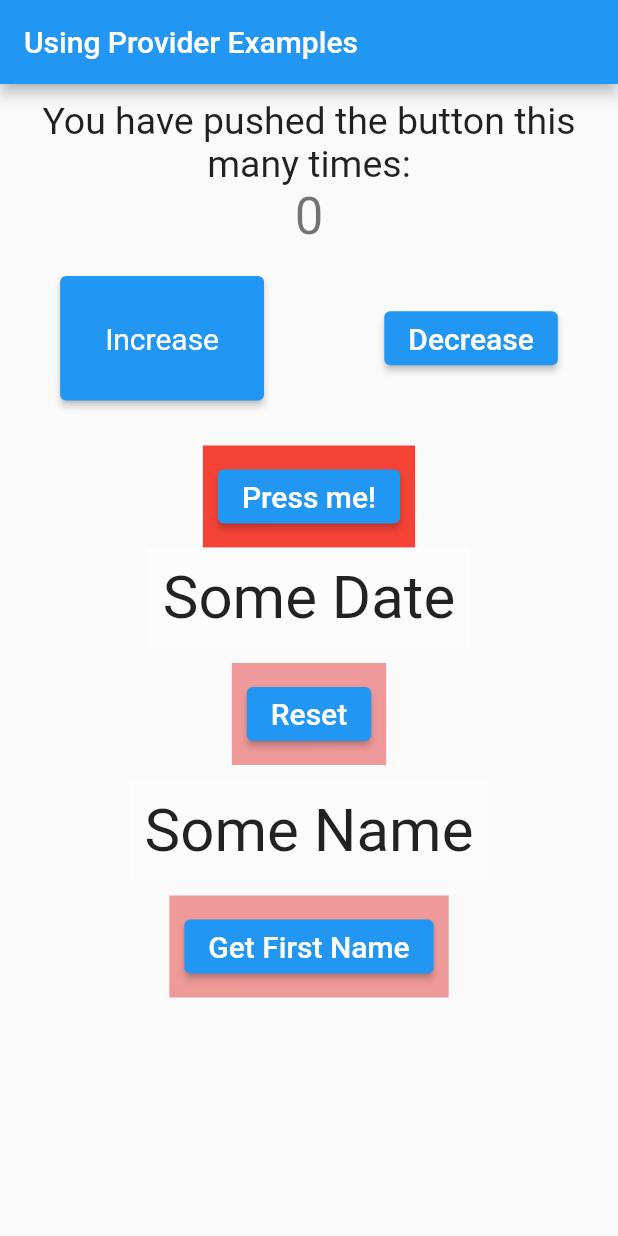
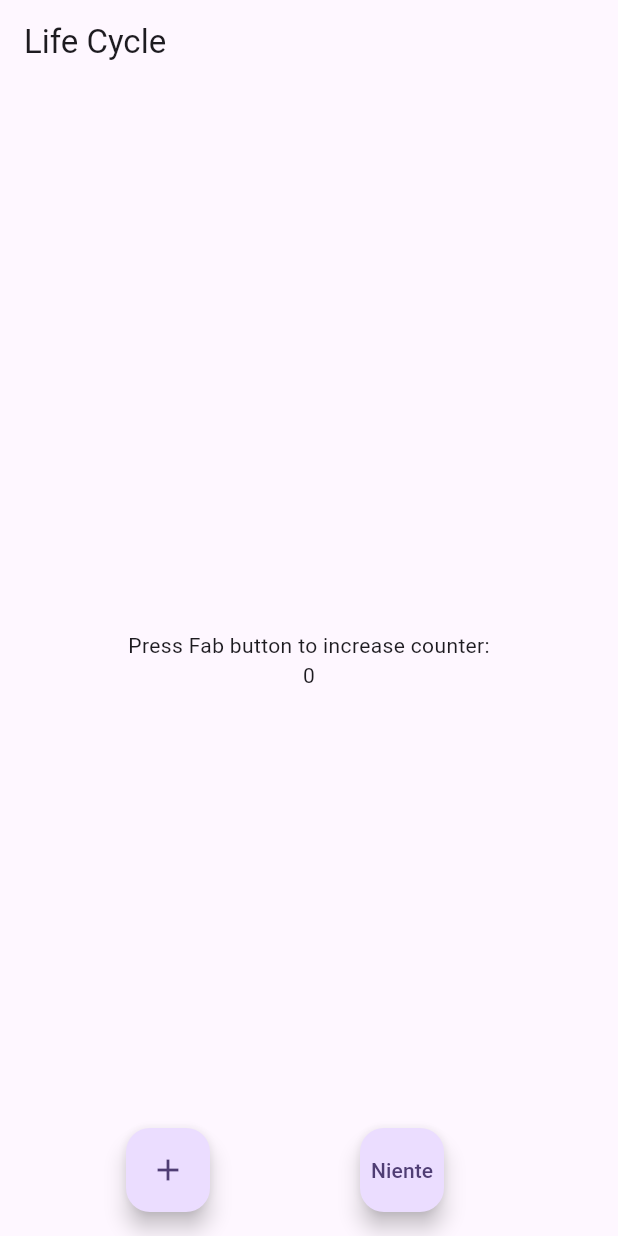
Before and after one commit to borsettoantonio/mysample, a Flutter app: the screen it shows after launch, on a phone screen of 412 x 824 dp. Run offline on Flutter 3.47's test engine with Material 2 defaults, Android fonts, the phone set to English and light mode, and no system bars.

Commit message:
Esempio del metodo didChangeDependencies()  e della proprietà updateShouldNotify.

```diff
--- a/lib/counting_the_number.dart
+++ /dev/null
@@ -1,16 +0,0 @@
-import 'package:flutter/widgets.dart';
-
-/// using the mixin concept of dart that we have discussed
-/// in our previous chapter
-class CountingTheNumber with ChangeNotifier {
-  int value = 0;
-  void incrementTheValue() {
-    value++;
-    notifyListeners();
-  }
-
-  void decreaseValue() {
-    value--;
-    notifyListeners();
-  }
-}
--- a/lib/first_model_provider.dart
+++ /dev/null
@@ -1,19 +0,0 @@
-// first_model_provider.dart
-
-import 'package:flutter/widgets.dart';
-
-class FirstModelProvider with ChangeNotifier {
-  String someDate = 'Some Date';
-
-  void supplyFirstData() {
-    someDate = 'Data Changed!';
-    print(someDate);
-    notifyListeners();
-  }
-
-  void clearData() {
-    someDate = 'Data Cleared!';
-    print(someDate);
-    notifyListeners();
-  }
-}
--- a/lib/main.dart
+++ b/lib/main.dart
@@ -1,38 +1,128 @@
-import 'first_model_provider.dart';
-import 'second_model_provider.dart';
-import 'counting_the_number.dart';
 import 'package:flutter/material.dart';
 import 'package:provider/provider.dart';
-import 'my_home_page.dart';
-//import 'views/my_app.dart';
+import 'dart:math' as math;
 
 void main() {
-  runApp(MultiProvider(
-    providers: [
-      ChangeNotifierProvider(
-        create: (context) => CountingTheNumber(),
-      ),
-      ChangeNotifierProvider(
-        create: (context) => FirstModelProvider(),
-      ),
-      ChangeNotifierProvider(
-        create: (context) => SecondModelProvider(),
-      ),
-    ],
-    child: MyApp(),
-  ));
+  runApp(const MyApp());
 }
 
 class MyApp extends StatelessWidget {
+  const MyApp({super.key});
+
+  // This widget is the root of your application.
   @override
   Widget build(BuildContext context) {
     return MaterialApp(
       title: 'Flutter Demo',
       theme: ThemeData(
-        primarySwatch: Colors.blue,
-        visualDensity: VisualDensity.adaptivePlatformDensity,
+        colorScheme: ColorScheme.fromSeed(seedColor: Colors.deepPurple),
+        useMaterial3: true,
       ),
-      home: const MyHomePage(),
+      home: const ParentWidget(title: 'Flutter Demo Home Page'),
     );
   }
 }
+
+class ParentWidget extends StatefulWidget {
+  const ParentWidget({super.key, required this.title});
+  final String title;
+
+  @override
+  State<ParentWidget> createState() => _ParentWidgetState();
+}
+
+class _ParentWidgetState extends State<ParentWidget> {
+  int _counter = 0;
+
+  @override
+  void didChangeDependencies() {
+    print('didChangeDependencies() in ParentWidget');
+    super.didChangeDependencies();
+  }
+
+  void _incrementCounter() {
+    setState(() {
+      _counter++;
+    });
+  }
+
+  void _niente() {
+    setState(() {
+      _counter;
+    });
+  }
+
+  @override
+  Widget build(BuildContext context) {
+    return Scaffold(
+        appBar: AppBar(
+          title: const Text('Life Cycle'),
+        ),
+        body: Provider.value(
+          value: _counter,
+          //updateShouldNotify: (oldValue, newValue) => oldValue!=newValue && newValue.isEven,
+          updateShouldNotify: (oldValue, newValue) => true,
+          child: Center(
+            child: Column(
+              mainAxisAlignment: MainAxisAlignment.center,
+              children: const <Widget>[
+                Text(
+                  'Press Fab button to increase counter:',
+                ),
+                ChildWidget()
+              ],
+            ),
+          ),
+        ),
+        floatingActionButton: Row(
+          mainAxisAlignment: MainAxisAlignment.center,
+          children: [
+            FloatingActionButton(
+              onPressed: _incrementCounter,
+              tooltip: 'Increment',
+              child: const Icon(Icons.add),
+            ),
+            const SizedBox(
+              width: 100,
+            ),
+            FloatingActionButton(
+              onPressed: _niente,
+              tooltip: 'Increment',
+              child: const Text('Niente'),
+            ),
+          ],
+        ));
+  }
+}
+
+class ChildWidget extends StatefulWidget {
+  const ChildWidget({super.key});
+
+  @override
+  _ChildWidgetState createState() => _ChildWidgetState();
+}
+
+class _ChildWidgetState extends State<ChildWidget> {
+  int _counter = 0;
+  @override
+  void initState() {
+    print('initState(), counter = $_counter');
+    super.initState();
+  }
+
+  @override
+  void didChangeDependencies() {
+    //_counter = Provider.of<int>(context, listen: true);
+    print('didChangeDependencies(), counter = $_counter');
+    super.didChangeDependencies();
+  }
+
+  @override
+  Widget build(BuildContext context) {
+    print('build(), counter = $_counter');
+    //return Text(
+    //  '$_counter',);
+      return Text(Provider.of<int>(context, listen: true).toString());
+
+  }
+}
--- a/lib/my_home_page.dart
+++ /dev/null
@@ -1,156 +0,0 @@
-import 'first_model_provider.dart';
-import 'second_model_provider.dart';
-import 'package:flutter/material.dart';
-import 'package:provider/provider.dart';
-import 'counting_the_number.dart';
-
-class MyHomePage extends StatelessWidget {
-  final String title = 'Using Provider Examples';
-
-  const MyHomePage({super.key});
-
-  @override
-  Widget build(BuildContext context) {
-    /// MyHomePage is rebuilt when counter changes
-    final counter = Provider.of<CountingTheNumber>(context);
-
-    return Scaffold(
-      appBar: AppBar(
-        title: Text(title),
-      ),
-      body: SafeArea(
-        child: ListView(
-          padding: const EdgeInsets.all(10.0),
-          children: <Widget>[
-            const Text(
-              'You have pushed the button this many times:',
-              style: TextStyle(fontSize: 25.0),
-              textAlign: TextAlign.center,
-            ),
-
-            /// consumer or selector
-            Text(
-              '${counter.value}',
-              style: Theme.of(context).textTheme.headline4,
-              textAlign: TextAlign.center,
-            ),
-            const SizedBox(
-              height: 20.0,
-            ),
-            Row(
-              mainAxisAlignment: MainAxisAlignment.spaceEvenly,
-              children: <Widget>[
-                ElevatedButton(
-                  style: ElevatedButton.styleFrom(
-                      textStyle: const TextStyle(fontSize: 20),
-                      padding: const EdgeInsets.all(30)),
-                  onPressed: () => counter.incrementTheValue(),
-                  child: const Text(
-                    'Increase',
-                    style: TextStyle(
-                      fontSize: 20.0,
-                    ),
-                  ),
-                ),
-                const SizedBox(
-                  width: 20.0,
-                ),
-                ElevatedButton(
-                  onPressed: () => counter.decreaseValue(),
-                  child: const Text(
-                    'Decrease',
-                    style: TextStyle(
-                      fontSize: 20.0,
-                    ),
-                  ),
-                ),
-              ],
-            ),
-            const SizedBox(
-              height: 30.0,
-            ),
-            Column(
-              mainAxisAlignment: MainAxisAlignment.spaceEvenly,
-              children: <Widget>[
-                Container(
-                  padding: const EdgeInsets.all(10.0),
-                  color: Colors.red,
-                  child: ElevatedButton(
-                    child: const Text(
-                      'Press me!',
-                      style: TextStyle(fontSize: 20.0),
-                    ),
-                    onPressed: () {
-                      Provider.of<FirstModelProvider>(context, listen: false)
-                          .supplyFirstData();
-                    },
-                  ),
-                ),
-                Container(
-                  padding: const EdgeInsets.all(10.0),
-                  color: Colors.white30,
-                  child: Consumer<FirstModelProvider>(
-                    builder: (context, firstModelProvider, child) => Text(
-                      firstModelProvider.someDate,
-                      style: const TextStyle(fontSize: 40.0),
-                    ),
-                  ),
-                ),
-                const SizedBox(
-                  height: 10.0,
-                ),
-                Container(
-                  padding: const EdgeInsets.all(10.0),
-                  color: Colors.red[200],
-                  child: ElevatedButton(
-                    child: const Text(
-                      'Reset',
-                      style: TextStyle(fontSize: 20.0),
-                    ),
-                    onPressed: () {
-                      Provider.of<FirstModelProvider>(context, listen: false)
-                          .clearData();
-                    },
-                  ),
-                ),
-                const SizedBox(
-                  height: 10.0,
-                ),
-                Container(
-                  padding: const EdgeInsets.all(10.0),
-                  color: Colors.white30,
-                  child: Consumer<SecondModelProvider>(
-                    builder: (context, secondModel, child) => Text(
-                      secondModel.name,
-                      style: const TextStyle(fontSize: 40.0),
-                    ),
-                  ),
-                ),
-                const SizedBox(
-                  height: 10.0,
-                ),
-                Container(
-                  padding: const EdgeInsets.all(10.0),
-                  color: Colors.red[200],
-                  child:
-                     ElevatedButton(
-                      child: const Text(
-                        'Get First Name',
-                        style: TextStyle(fontSize: 20.0),
-                      ),
-                      onPressed: () {
-                        Provider.of<SecondModelProvider>(context, listen: false)
-                        .getFirstName();
-                      },
-                    ),
-                  ),
-
-              ],
-            ),
-          ],
-        ),
-      ),
-      /// This trailing comma makes auto-formatting nicer for build methods.
-    );
-  }
-}
--- a/lib/second_model_provider.dart
+++ /dev/null
@@ -1,11 +0,0 @@
-import 'package:flutter/widgets.dart';
-
-class SecondModelProvider with ChangeNotifier {
-  String name = 'Some Name';
-  int age = 0;
-  void getFirstName() {
-    name = 'Json';
-    print(name);
-    notifyListeners();
-  }
-}
```
Also changed, not shown: 1 other file.
